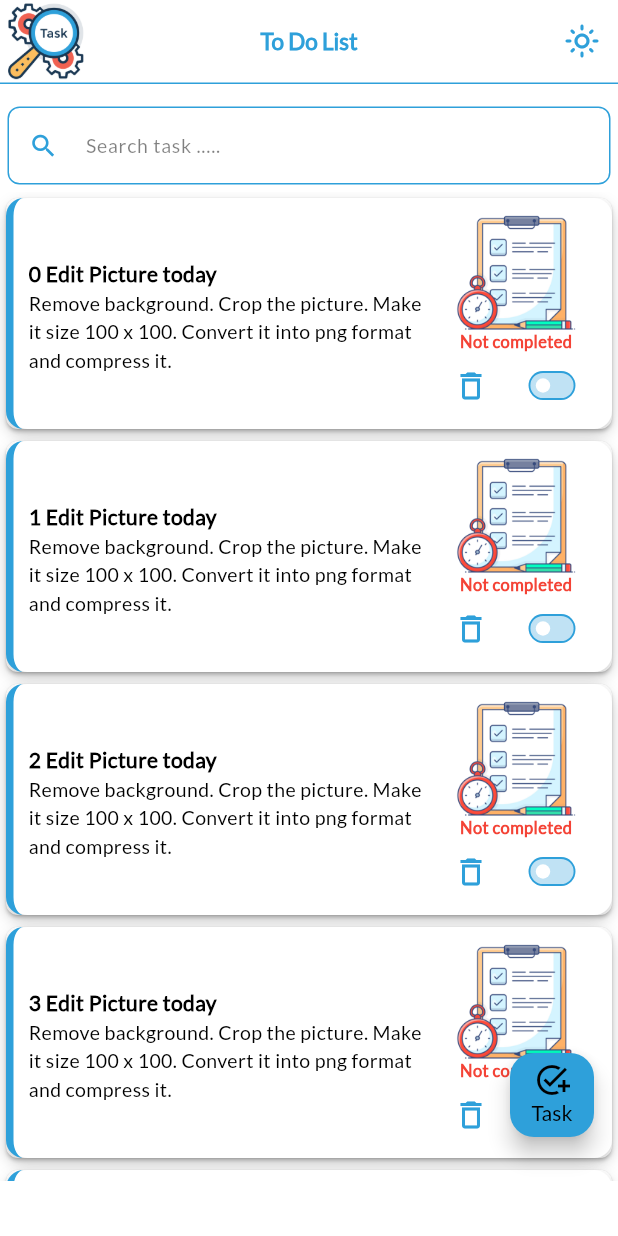
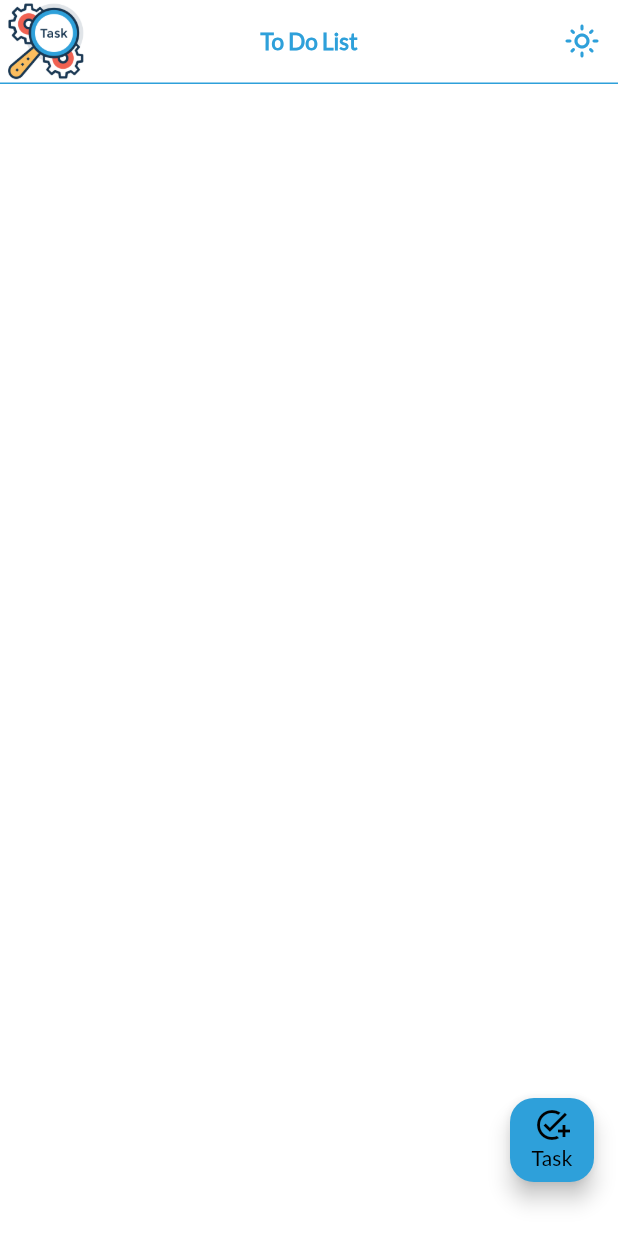
Before and after one commit to BenitaAncy07/to_do_app, a Flutter app: the screen it shows after launch, on a phone screen of 412 x 824 dp. Run offline on Flutter 3.47's test engine with Material 3 defaults, Android fonts, the phone set to English and light mode, and no system bars; our stand-ins replace adaptive_theme, easy_splash_screen, shared_preferences.

Commit message:
UI support Interaction now

```diff
--- a/lib/View/Screens/MainScreen.dart
+++ b/lib/View/Screens/MainScreen.dart
@@ -1,12 +1,13 @@
 import 'package:adaptive_theme/adaptive_theme.dart';
 import 'package:flutter/material.dart';
+import 'package:provider/provider.dart';
 import 'package:to_do_app/Controller/Constants/UiConstants.dart';
+import 'package:to_do_app/Controller/Providers/TaskProvider.dart';
 import 'package:to_do_app/Controller/Utilities/Actions.dart';
 import 'package:to_do_app/View/Helpers/ColorContents.dart';
 import 'package:to_do_app/View/Helpers/IconContents.dart';
 import 'package:to_do_app/View/Screens/Taskdisplaypage.dart';
 import 'package:to_do_app/View/Typography/Appbar.dart';
-import 'package:to_do_app/View/Typography/Bottomsheet.dart';
 import 'package:to_do_app/View/Typography/ButtonStyles.dart';
 
 class MainScreen extends StatefulWidget {
@@ -36,16 +37,14 @@ class _MainScreenState extends State<MainScreen> {
         child: Taskdisplaypage(),
       ),
       floatingActionButton: Padding(
-        padding: EdgeInsets.only(bottom: 50),
+        padding: EdgeInsets.only(
+          bottom:
+              Provider.of<TaskProvider>(context, listen: true).tasks.length < 3
+                  ? 20
+                  : 0,
+        ),
         child: floatingbutton(context, addtaskicon, addtaskbuttontext, (a) {
-          bottomSheet1(
-            context,
-            addtasktext,
-            [titletext, descriptiontext],
-            [1, 1],
-            [1, 3],
-            (title, description) {},
-          );
+          Provider.of<TaskProvider>(context, listen: false).addTask(context);
         }),
       ),
     );
--- a/lib/View/Screens/Taskdisplaypage.dart
+++ b/lib/View/Screens/Taskdisplaypage.dart
@@ -1,13 +1,16 @@
+// ignore_for_file: deprecated_member_use
+
 import 'package:adaptive_theme/adaptive_theme.dart';
 import 'package:flutter/material.dart';
+import 'package:provider/provider.dart';
 import 'package:to_do_app/Controller/Constants/UiConstants.dart';
+import 'package:to_do_app/Controller/Providers/TaskProvider.dart';
 import 'package:to_do_app/Controller/Utilities/Hexconversion.dart';
 import 'package:to_do_app/Model/task.dart';
 import 'package:to_do_app/View/Helpers/ColorContents.dart';
 import 'package:to_do_app/View/Helpers/FontContents.dart';
 import 'package:to_do_app/View/Helpers/IconContents.dart';
 import 'package:to_do_app/View/Helpers/ImageContents.dart';
-import 'package:to_do_app/View/Typography/dialogbox.dart';
 
 class Taskdisplaypage extends StatefulWidget {
   const Taskdisplaypage({super.key});
@@ -25,12 +28,20 @@ class _TaskdisplaypageState extends State<Taskdisplaypage> {
         padding: EdgeInsets.only(top: 10),
         child: Column(
           children: [
-            searchbarwidget(context),
+            // if (Provider.of<TaskProvider>(
+            //   context,
+            //   listen: true,
+            // ).tasks.isNotEmpty)
+            //   searchbarwidget(context),
             SizedBox(
-              height: MediaQuery.of(context).size.height * 0.8,
+              height: MediaQuery.of(context).size.height * 0.85,
               width: double.infinity,
               child: ListView.builder(
-                itemCount: 10,
+                itemCount:
+                    Provider.of<TaskProvider>(
+                      context,
+                      listen: true,
+                    ).tasks.length,
                 itemBuilder: (context, index) {
                   return SizedBox(
                     width: MediaQuery.of(context).size.width - 10,
@@ -76,19 +87,18 @@ class _TaskdisplaypageState extends State<Taskdisplaypage> {
                           children: [
                             contentshowwidget(
                               context,
-                              Task(
-                                title: "$index Edit Picture today",
-                                description:
-                                    "Remove background. Crop the picture. Make it size 100 x 100. Convert it into png format and compress it.",
-                              ),
+                              Provider.of<TaskProvider>(
+                                context,
+                                listen: true,
+                              ).tasks[index],
                             ),
                             buttonshowwidget(
                               context,
-                              Task(
-                                title: "$index Edit Picture today",
-                                description:
-                                    "Remove background. Crop the picture. Make it size 100 x 100. Convert it into png format and compress it.",
-                              ),
+                              Provider.of<TaskProvider>(
+                                context,
+                                listen: true,
+                              ).tasks[index],
+                              index,
                             ),
                           ],
                         ),
@@ -104,65 +114,68 @@ class _TaskdisplaypageState extends State<Taskdisplaypage> {
     );
   }
 
-  //============================searchbar widget================================
-  Widget searchbarwidget(BuildContext context) {
-    return Padding(
-      padding: EdgeInsets.all(5),
-      child: Row(
-        children: [
-          Expanded(
-            flex: 1,
-            child: TextField(
-              controller: searchcontroller,
-              cursorColor: hexToColor(goldencolor),
-              style: TextStyle(
-                fontSize: textsize3,
-                fontFamily: headingfont,
-                color:
-                    AdaptiveTheme.of(context).mode == AdaptiveThemeMode.light
-                        ? black
-                        : lighttheme,
-              ),
-              decoration: InputDecoration(
-                hintText: searchhinttext,
-                hintStyle: TextStyle(
-                  fontSize: textsize3,
-                  fontFamily: headingfont,
-                  color:
-                      AdaptiveTheme.of(context).mode == AdaptiveThemeMode.light
-                          ? black.withOpacity(0.5)
-                          : lighttheme.withOpacity(0.5),
-                ),
-                enabledBorder: OutlineInputBorder(
-                  borderRadius: BorderRadius.circular(8),
-                  borderSide: BorderSide(
-                    color: hexToColor(goldencolor),
-                    width: 1.0,
-                  ),
-                ),
-                focusedBorder: OutlineInputBorder(
-                  borderRadius: BorderRadius.circular(8),
-                  borderSide: BorderSide(
-                    color: hexToColor(goldencolor),
-                    width: 1.0,
-                  ),
-                ),
+  // //============================searchbar widget================================
+  // Widget searchbarwidget(BuildContext context) {
+  //   return Padding(
+  //     padding: EdgeInsets.all(5),
+  //     child: Row(
+  //       children: [
+  //         Expanded(
+  //           flex: 1,
+  //           child: TextField(
+  //             controller: searchcontroller,
+  //             cursorColor: hexToColor(goldencolor),
+  //             style: TextStyle(
+  //               fontSize: textsize3,
+  //               fontFamily: headingfont,
+  //               color:
+  //                   AdaptiveTheme.of(context).mode == AdaptiveThemeMode.light
+  //                       ? black
+  //                       : lighttheme,
+  //             ),
+  //             decoration: InputDecoration(
+  //               hintText: searchhinttext,
+  //               hintStyle: TextStyle(
+  //                 fontSize: textsize3,
+  //                 fontFamily: headingfont,
+  //                 color:
+  //                     AdaptiveTheme.of(context).mode == AdaptiveThemeMode.light
+  //                         ? black.withOpacity(0.5)
+  //                         : lighttheme.withOpacity(0.5),
+  //               ),
+  //               enabledBorder: OutlineInputBorder(
+  //                 borderRadius: BorderRadius.circular(8),
+  //                 borderSide: BorderSide(
+  //                   color: hexToColor(goldencolor),
+  //                   width: 1.0,
+  //                 ),
+  //               ),
+  //               focusedBorder: OutlineInputBorder(
+  //                 borderRadius: BorderRadius.circular(8),
+  //                 borderSide: BorderSide(
+  //                   color: hexToColor(goldencolor),
+  //                   width: 1.0,
+  //                 ),
+  //               ),
 
-                prefixIcon: Icon(
-                  searchicon,
-                  color: hexToColor(goldencolor),
-                  size: iconsize2,
-                ),
-              ),
-              onSubmitted: (value) {
-                // searchaction(context, searchcontroller.text);
-              },
-            ),
-          ),
-        ],
-      ),
-    );
-  }
+  //               prefixIcon: Icon(
+  //                 searchicon,
+  //                 color: hexToColor(goldencolor),
+  //                 size: iconsize2,
+  //               ),
+  //             ),
+  //             onChanged: (value) {
+  //               Provider.of<TaskProvider>(
+  //                 context,
+  //                 listen: false,
+  //               ).searchTask(value);
+  //             },
+  //           ),
+  //         ),
+  //       ],
+  //     ),
+  //   );
+  // }
 
   //===========================Content show widget========================
   Widget contentshowwidget(BuildContext context, Task item) {
@@ -174,10 +187,13 @@ class _TaskdisplaypageState extends State<Taskdisplaypage> {
             item.title,
             style: TextStyle(
               fontSize: textsize4,
-              color:
-                  AdaptiveTheme.of(context).mode == AdaptiveThemeMode.light
-                      ? black
-                      : lighttheme,
+              color: item.isCompleted ? green : red,
+              decoration:
+                  item.isCompleted
+                      ? TextDecoration.lineThrough
+                      : TextDecoration.none,
+              decorationThickness: 2,
+              decorationColor: item.isCompleted ? green : null,
               fontFamily: headingfont,
               fontWeight: FontWeight.bold,
             ),
@@ -190,6 +206,15 @@ class _TaskdisplaypageState extends State<Taskdisplaypage> {
                   AdaptiveTheme.of(context).mode == AdaptiveThemeMode.light
                       ? black
                       : lighttheme,
+              decoration:
+                  item.isCompleted
+                      ? TextDecoration.lineThrough
+                      : TextDecoration.none,
+              decorationColor:
+                  AdaptiveTheme.of(context).mode == AdaptiveThemeMode.light
+                      ? black
+                      : lighttheme,
+              decorationThickness: 1,
               fontFamily: headingfont,
             ),
           ),
@@ -199,10 +224,10 @@ class _TaskdisplaypageState extends State<Taskdisplaypage> {
   }
 
   //========================button widget=======================
-  buttonshowwidget(BuildContext context, Task item) {
+  buttonshowwidget(BuildContext context, Task item, int index) {
     return Column(
       children: [
-        Image.asset(todoimg, height: 80, width: 80),
+        Image.asset(todoimg, height: 50, width: 50),
         Text(
           item.isCompleted ? completedtext : notcompletedtext,
           style: TextStyle(
@@ -238,7 +263,10 @@ class _TaskdisplaypageState extends State<Taskdisplaypage> {
 
               child: IconButton(
                 onPressed: () {
-                  dialogbox(context, deleteheading, deletecontent, (a) {});
+                  Provider.of<TaskProvider>(
+                    context,
+                    listen: false,
+                  ).deleteTask(context, index);
                 },
                 icon: Icon(
                   Icons.delete_outline,
@@ -270,10 +298,10 @@ class _TaskdisplaypageState extends State<Taskdisplaypage> {
               child: Transform.scale(
                 scale: 0.6,
                 child: Switch(
-                  trackOutlineColor: MaterialStateProperty.resolveWith<Color?>((
-                    Set<MaterialState> states,
+                  trackOutlineColor: WidgetStateProperty.resolveWith<Color?>((
+                    Set<WidgetState> states,
                   ) {
-                    if (states.contains(MaterialState.selected)) {
+                    if (states.contains(WidgetState.selected)) {
                       return transparent;
                     }
                     return hexToColor(goldencolor);
@@ -289,7 +317,12 @@ class _TaskdisplaypageState extends State<Taskdisplaypage> {
                   activeTrackColor: hexToColor(goldencolor),
                   inactiveTrackColor: hexToColor(goldencolor).withOpacity(0.3),
                   value: item.isCompleted,
-                  onChanged: (bool newValue) {},
+                  onChanged: (bool newValue) {
+                    Provider.of<TaskProvider>(
+                      context,
+                      listen: false,
+                    ).updateTaskstatus(index);
+                  },
                 ),
               ),
             ),
```
Also changed, not shown: lib/Controller/Providers/TaskProvider.dart (+47 -7 lines).
